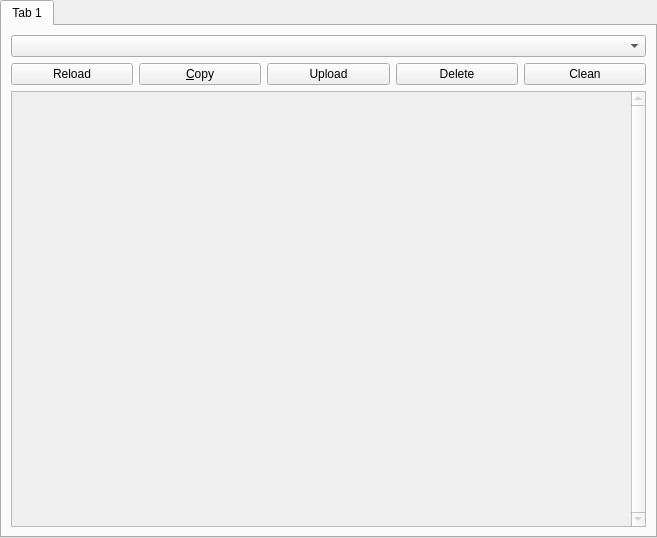
First picture: the form in application/pages/OtherLogsPage.ui, repository FreesmTeam/FreesmLauncher, before the edit.
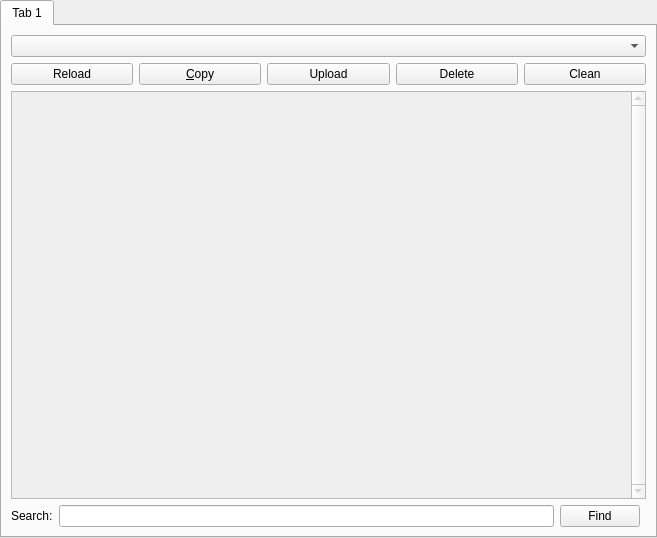
Second picture: the form after the edit.

Commit message: NOISSUE implement basic search in Other Logs page

```diff
--- a/application/pages/OtherLogsPage.ui
+++ b/application/pages/OtherLogsPage.ui
@@ -32,8 +32,34 @@
       <attribute name="title">
        <string notr="true">Tab 1</string>
       </attribute>
-      <layout class="QVBoxLayout" name="verticalLayout">
-       <item>
+      <layout class="QGridLayout" name="gridLayout_2">
+       <item row="2" column="1">
+        <widget class="QLineEdit" name="searchBar"/>
+       </item>
+       <item row="2" column="2">
+        <widget class="QPushButton" name="findButton">
+         <property name="text">
+          <string>Find</string>
+         </property>
+        </widget>
+       </item>
+       <item row="1" column="0" colspan="4">
+        <widget class="QPlainTextEdit" name="text">
+         <property name="enabled">
+          <bool>false</bool>
+         </property>
+         <property name="verticalScrollBarPolicy">
+          <enum>Qt::ScrollBarAlwaysOn</enum>
+         </property>
+         <property name="readOnly">
+          <bool>true</bool>
+         </property>
+         <property name="textInteractionFlags">
+          <set>Qt::LinksAccessibleByKeyboard|Qt::LinksAccessibleByMouse|Qt::TextBrowserInteraction|Qt::TextSelectableByKeyboard|Qt::TextSelectableByMouse</set>
+         </property>
+        </widget>
+       </item>
+       <item row="0" column="0" colspan="4">
         <layout class="QGridLayout" name="gridLayout">
          <item row="3" column="1">
           <widget class="QPushButton" name="btnCopy">
@@ -94,19 +120,10 @@
          </item>
         </layout>
        </item>
-       <item>
-        <widget class="QPlainTextEdit" name="text">
-         <property name="enabled">
-          <bool>false</bool>
-         </property>
-         <property name="verticalScrollBarPolicy">
-          <enum>Qt::ScrollBarAlwaysOn</enum>
-         </property>
-         <property name="readOnly">
-          <bool>true</bool>
-         </property>
-         <property name="textInteractionFlags">
-          <set>Qt::LinksAccessibleByKeyboard|Qt::LinksAccessibleByMouse|Qt::TextBrowserInteraction|Qt::TextSelectableByKeyboard|Qt::TextSelectableByMouse</set>
+       <item row="2" column="0">
+        <widget class="QLabel" name="label">
+         <property name="text">
+          <string>Search:</string>
          </property>
         </widget>
        </item>
```
Left out of the diff: 29 changed lines with no effect on the pictures. The commit also changes 2 other files.
